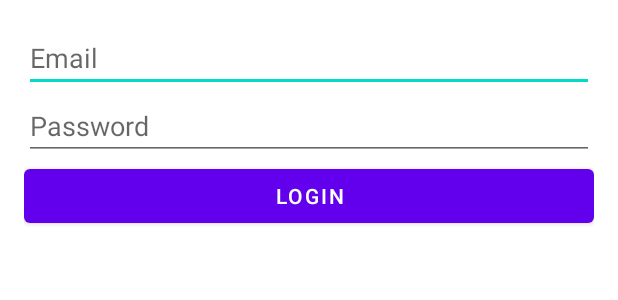
After one commit to Bonghu64/AppOdomed, an Android app: the layout activity_login.xml on its own in the app's theme, with its tools: preview values and no code run, on a phone screen of 412 x 824 dp. The commit adds this screen. Shown: the top 300 px of the screen. Run offline under Robolectric (Android 15) with nearby library versions, the phone set to English and light mode, and no system bars.

Commit message:
Bonghu64 - Implementacion de login con interaccion en la base de datos

```diff
--- /dev/null
+++ b/app/src/main/res/layout/activity_login.xml
@@ -0,0 +1,32 @@
+<?xml version="1.0" encoding="utf-8"?>
+<androidx.constraintlayout.widget.ConstraintLayout xmlns:android="http://schemas.android.com/apk/res/android"
+             android:layout_width="match_parent"
+             android:layout_height="match_parent">
+    <LinearLayout xmlns:android="http://schemas.android.com/apk/res/android"
+                  android:layout_width="match_parent"
+                  android:layout_height="match_parent"
+                  android:orientation="vertical"
+                  android:padding="16dp">
+
+        <EditText
+                android:id="@+id/emailEditText"
+                android:layout_width="match_parent"
+                android:layout_height="wrap_content"
+                android:hint="Email"
+                android:inputType="textEmailAddress" />
+
+        <EditText
+                android:id="@+id/passwordEditText"
+                android:layout_width="match_parent"
+                android:layout_height="wrap_content"
+                android:hint="Password"
+                android:inputType="textPassword" />
+
+        <Button
+                android:id="@+id/loginButton"
+                android:layout_width="match_parent"
+                android:layout_height="wrap_content"
+                android:text="Login" />
+    </LinearLayout>
+
+</androidx.constraintlayout.widget.ConstraintLayout>
```
Also changed, not shown: app/src/main/AndroidManifest.xml (+8 -3 lines), app/src/main/java/com/example/odomedapp/DatabaseHelper.kt (+32 -27 lines), app/src/main/java/com/example/odomedapp/LoginActivity.kt (added, +45 -0 lines), app/src/main/java/com/example/odomedapp/data/User.kt (+5 -2 lines), app/src/main/java/com/example/odomedapp/ui/slideshow/SlideshowFragment.kt (+0 -9 lines), 1 other file.
